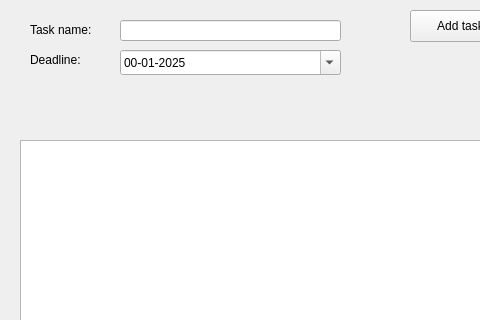
Qt form MeieUusProjekt/mainwindow.ui (hellrand/Cpp-ToDoList) before a commit; both pictures show x 0 to 480 and y 0 to 320 of the 800 by 600 pixel window.
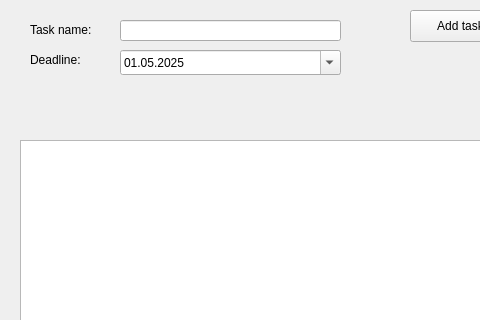
The same form after that commit.

Patch:
```diff
--- a/MeieUusProjekt/mainwindow.ui
+++ b/MeieUusProjekt/mainwindow.ui
@@ -102,7 +102,7 @@
      </rect>
     </property>
     <property name="displayFormat">
-     <string>mm-dd-yyyy</string>
+     <string>dd.MM.yyyy</string>
     </property>
     <property name="calendarPopup">
      <bool>true</bool>
```
Left out of the diff: 2 changed lines with no effect on the pictures.
